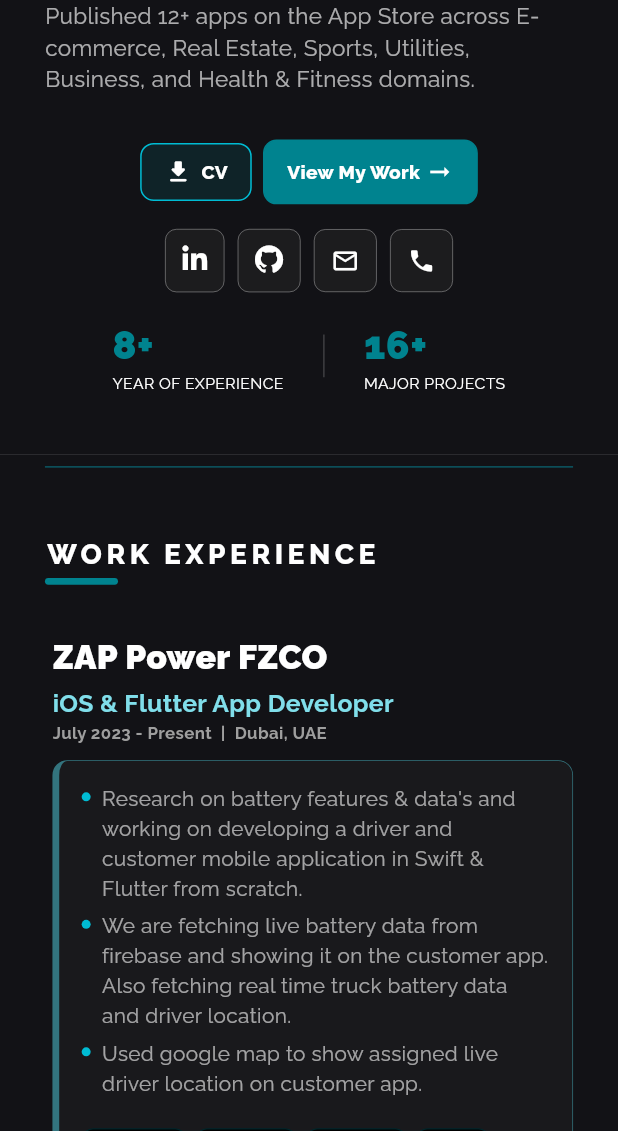
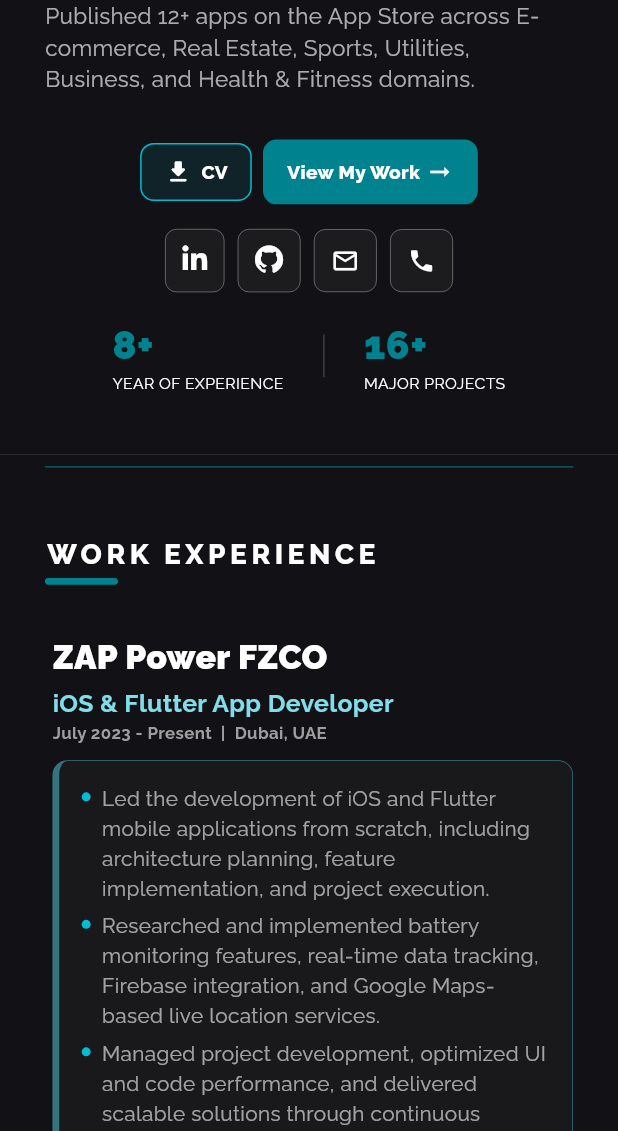
Before and after one commit to krunal-maisuriya/krunalmaisuriya-portfolio, a Flutter app: the screen it shows after launch, scrolled down 576 dp, on a phone screen of 412 x 824 dp, the part 105-1236 px from its top. Run offline on Flutter 3.47's test engine with Material 3 defaults, Android fonts, the phone set to English and light mode, and no system bars; our stand-ins replace font_awesome_flutter, google_fonts.

Commit message:
Changed content.

```diff
--- a/lib/sections/experience_section.dart
+++ b/lib/sections/experience_section.dart
@@ -14,9 +14,9 @@
       "present_year": "July 2023 - Present",
       "location": "Dubai, UAE",
       "experience": [
-        "Research on battery features & data's and working on developing a driver and customer mobile application in Swift & Flutter from scratch.",
-        "We are fetching live battery data from firebase and showing it on the customer app. Also fetching real time truck battery data and driver location.",
-        "Used google map to show assigned live driver location on customer app.",
+        "Led the development of iOS and Flutter mobile applications from scratch, including architecture planning, feature implementation, and project execution.",
+        "Researched and implemented battery monitoring features, real-time data tracking, Firebase integration, and Google Maps-based live location services.",
+        "Managed project development, optimized UI and code performance, and delivered scalable solutions through continuous improvements and technical research.",
       ],
       "used_languages": ["SwiftUI", "Flutter", "MVVM", "Dio", "Riverpod", "Provider", "Firebase", "Charts", "Stripe", ],
     },
@@ -26,13 +26,12 @@
       "present_year": "August 2020 – May 2023",
       "location": "India, Surat",
       "experience": [
-        "Designed and developed multiple applications using Swift & SwiftUI.",
-        "Worked on product base & client base project in an iOS platform. And creating applications based on customer demands, trends and market gaps.",
-        "Implemented hardware sensor activation with Libre2 Sensor.",
-        "Used MVC, MVVM design pattern, Realm database, Firebase for chatting, push notifications and storing auth credentials, Payment gateways (Apple pay, Stripe).",
-        "Optimization and migration of Core Data.",
+        "Designed and developed native iOS applications using Swift, SwiftUI, and MVVM for product-based and client projects.",
+        "Collaborated directly with clients on requirement analysis, project estimation, and solution delivery while working in a team of 4–5 developers.",
+        "Led and managed multiple projects simultaneously, and Implemented REST APIs, Firebase, GraphQL, payment gateways, push notifications, Libre2 sensor integration, and Core Data/Realm.",
+        "Performed code reviews, technical research, performance optimization, and provided technical support.",
       ],
-      "used_languages": ["SwiftUI", "MVVM", "MVC", "Socket.io", "BLE", "NFC", "Hardware Activation", "Charts", "Stripe", "Combine", ],
+      "used_languages": ["SwiftUI", "MVVM", "MVC", "Socket.io", "BLE", "NFC", "Hardware Activation", "Charts", "GraphQL" "Stripe", "Combine", ],
     },
     {
       "company_name": "Varshaa WebLabs",
@@ -40,12 +39,10 @@
       "present_year": "March 2018 – August 2020",
       "location": "India, Surat",
       "experience": [
-        "Designed and developed multiple applications using Swift & Flutter.",
-        "Planned, researched and developed program logic and code tests.",
-        "Collaborated with design teams to effectively meet development requirements and enhance user experiences.",
-        "Maintaining, optimizing, troubleshooting, improving and implementing new features in the app.",
-        "Used MVC design pattern, Realm database, Firebase for chatting, push notifications and Payment gateways (Payumoney, Stripe, Paypal).",
-        "Learned how to upload applications on the app store.",
+        "Developed native iOS and Flutter applications while gaining hands-on experience in the complete mobile development lifecycle.",
+        "Gathered requirements, implemented new features, resolved live production issues, and optimized application performance.",
+        "Integrated REST APIs, Firebase, Realm, UnitTesting and payment gateways including Stripe, PayPal, and PayUmoney.",
+        "Collaborated with designers and senior developers, learned App Store deployment, and successfully delivered challenging client requirements.",
       ],
       "used_languages": ["Swift", "UIKit", "Flutter", "Dio", "MVC", "MVVM", "Firebase", "Charts", "Stripe", "Analytics"],
     },
@@ -55,9 +52,8 @@
       "present_year": "November 2017 – February 2018",
       "location": "India, Surat",
       "experience": [
-        "I worked with swift language.",
-        "Learned with Apple UI/UX pattern.",
-        "Learned MVC coding structure and project structure.",
+        "Started my iOS development journey by building a strong foundation in Swift, Apple design principles, and application architecture. ",
+        "Learned to create user-friendly interfaces, integrate APIs, and structure scalable iOS projects with clean coding practices.",
       ],
       "used_languages": ["Swift", "UIKit", "MVC", "Alamofire"],
     },
--- a/lib/sections/projects_section.dart
+++ b/lib/sections/projects_section.dart
@@ -63,8 +63,8 @@
     ProjectModel(
       appName: "FirmPet",
       description: "FirmPet is an advanced Health Monitoring App with curated features for pet health. A uniquely designed app, that offering tracking the pet's daily activities, Glucose level. "
-          "\nBuilt a SwiftUI-based pet health monitoring application with Libre2 sensor integration, custom analytics charts, and multi-pet profile management. "
-          "\nImplemented personalized data tracking, monitor pet's metabolic score, meal score insights, integrate pet profile, and doctor assignment features to enhance pet healthcare management.",
+          "\n\nBuilt a SwiftUI-based pet health monitoring application with Libre2 sensor integration, custom analytics charts, and multi-pet profile management. "
+          "\n\nImplemented personalized data tracking, monitor pet's metabolic score, meal score insights, integrate pet profile, and doctor assignment features to enhance pet healthcare management.",
           // "\nImplemented personalized data tracking, monitor pet's metabolic score, meal score insights, integrate pet profile, training and music video therapy, and doctor assignment features to enhance pet healthcare management.",
       image: "",
       tags: ["SwiftUI", "MVVM", "Firebase", "Charts", "URLSession", "Encryption/Decryption", "Combine", "CGM Sensor Activation", "BLE", "NFC", "Youtube Player"],
@@ -77,7 +77,7 @@
       appName: "My Virtual Business Card",
       description: "MVBC is the best online business card offering an innovative platform to manage your professional business cards on your mobile phone. "
           "\n\nClient can scanned and stored traditional business cards in the app and share business card with colleagues. "
-          "\n\nImplemented In-app purchase integration, a user-friendly chat system, profile section, show active cards, sharing business card on social media and fixed issues.",
+          "\n\nImplemented Authentication, In-app purchases, Firebase real-time chat with online/offline status, show active cards, sharing business card on social media and fixed issues.",
       image: "",
       tags: ["Swift", "MVVM", "Firebase", "Chatting", "In-app purchase", "Barcode Scanner"],
       iosAppLink: "https://apps.apple.com/us/app/my-virtual-business-card/id1544764504",
@@ -86,7 +86,7 @@
       projectStatus: "Live",
     ),
     ProjectModel(
-      appName: "Vighnaraja Textile Agency",
+      appName: " ",
       description: "Vighnaraja Textile Agency is an integrated organization providing complete Textile Sarees and Lahanga's collection to its clients nationwide. "
           "\n\nFeatures: "
           "\n - User profile "
```
